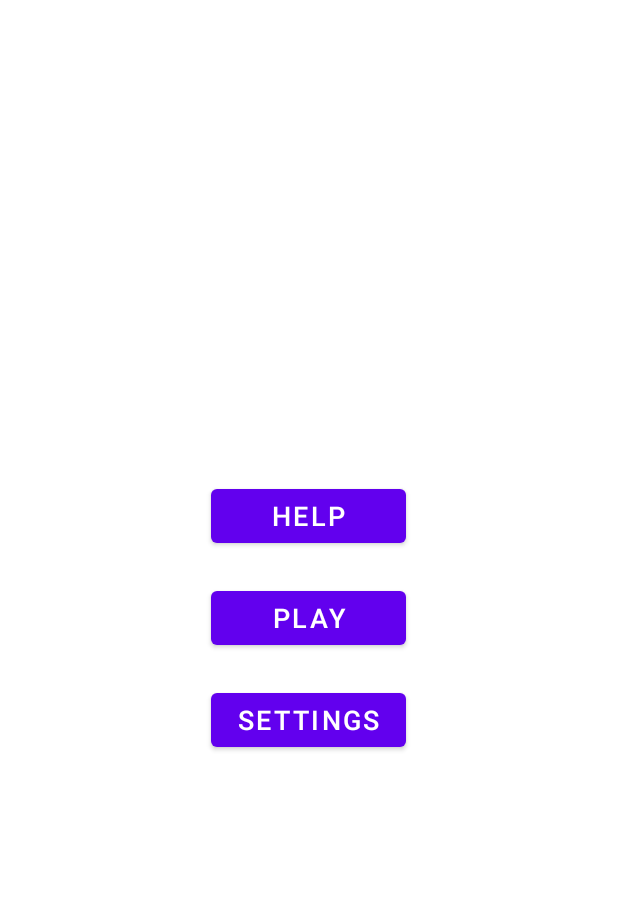
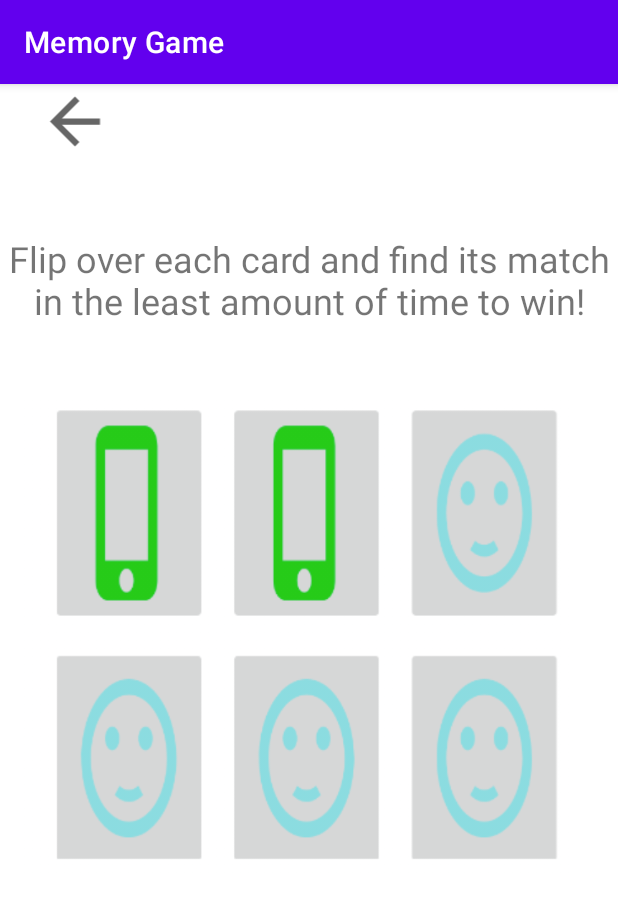
Before and after one commit to speedytman/Memory_Game, an Android app: the screen it shows after launch (HomeActivity before the commit, HelpActivity after it), after a tap on "HELP", on a phone screen of 412 x 824 dp. Shown: the top 898 px of the screen. Run offline under Robolectric (Android 15) with nearby library versions, the phone set to English and light mode, and no system bars.

Commit message:
Help Activity created for Help Button. Back button also created.

```diff
--- /dev/null
+++ b/app/src/main/java/com/example/memorygame/HelpActivity.java
@@ -0,0 +1,25 @@
+package com.example.memorygame;
+
+import androidx.appcompat.app.AppCompatActivity;
+
+import android.content.Intent;
+import android.os.Bundle;
+import android.view.View;
+import android.widget.Button;
+
+public class HelpActivity extends AppCompatActivity {
+
+    Button backButton;
+
+    @Override
+    protected void onCreate(Bundle savedInstanceState) {
+        super.onCreate(savedInstanceState);
+        setContentView(R.layout.activity_help);
+    }
+
+    public void onBackClick (View view) {
+        Intent intent = new Intent(this, HomeActivity.class);
+        startActivity(intent);
+
+    }
+}
--- a/app/src/main/java/com/example/memorygame/HomeActivity.java
+++ b/app/src/main/java/com/example/memorygame/HomeActivity.java
@@ -11,16 +11,12 @@ import android.widget.Button;
 
 public class HomeActivity extends AppCompatActivity {
 
-    Button help_button;
+
 
     @Override
     protected void onCreate(Bundle savedInstanceState) {
         super.onCreate(savedInstanceState);
         setContentView(R.layout.activity_home);
-
-
-        help_button = findViewById(R.id.help_button);
-        help_button.setOnClickListener(this::onHelpButtonClick);
 
 
         View decorView = getWindow().getDecorView();
--- /dev/null
+++ b/app/src/main/res/drawable/ic_back_arrow.xml
@@ -0,0 +1,10 @@
+<vector xmlns:android="http://schemas.android.com/apk/res/android"
+    android:width="24dp"
+    android:height="24dp"
+    android:viewportWidth="24"
+    android:viewportHeight="24"
+    android:tint="?attr/colorControlNormal">
+  <path
+      android:fillColor="@android:color/white"
+      android:pathData="M20,11H7.83l5.59,-5.59L12,4l-8,8 8,8 1.41,-1.41L7.83,13H20v-2z"/>
+</vector>
--- /dev/null
+++ b/app/src/main/res/layout/activity_help.xml
@@ -0,0 +1,45 @@
+<?xml version="1.0" encoding="utf-8"?>
+<androidx.constraintlayout.widget.ConstraintLayout xmlns:android="http://schemas.android.com/apk/res/android"
+    xmlns:app="http://schemas.android.com/apk/res-auto"
+    xmlns:tools="http://schemas.android.com/tools"
+    android:layout_width="match_parent"
+    android:layout_height="match_parent"
+    tools:context=".HelpActivity">
+
+    <ImageView
+        android:layout_width="100dp"
+        android:layout_height="50dp"
+        android:clickable="true"
+        android:onClick="onBackClick"
+        android:src="@drawable/ic_back_arrow"
+        tools:ignore="MissingConstraints"
+        tools:layout_editor_absoluteX="-27dp"
+        tools:layout_editor_absoluteY="16dp"
+        />
+
+    <TextView
+        android:id="@+id/instructionsTextView"
+        android:layout_width="wrap_content"
+        android:layout_height="wrap_content"
+        android:layout_margin="100dp"
+        android:gravity="center"
+        android:text="@string/help_instructions"
+        android:textSize="24sp"
+        app:layout_constraintLeft_toLeftOf="parent"
+        app:layout_constraintRight_toRightOf="parent"
+        app:layout_constraintTop_toTopOf="parent" />
+
+    <ImageView
+        android:id="@+id/gameImage"
+        android:layout_width="367dp"
+        android:layout_height="351dp"
+        android:layout_marginTop="32dp"
+        android:contentDescription="@string/game_grid"
+        android:src="@drawable/help_image"
+        app:layout_constraintHorizontal_bias="0.363"
+        app:layout_constraintLeft_toLeftOf="parent"
+        app:layout_constraintRight_toRightOf="parent"
+        app:layout_constraintTop_toBottomOf="@+id/instructionsTextView" />
+
+
+</androidx.constraintlayout.widget.ConstraintLayout>
```
